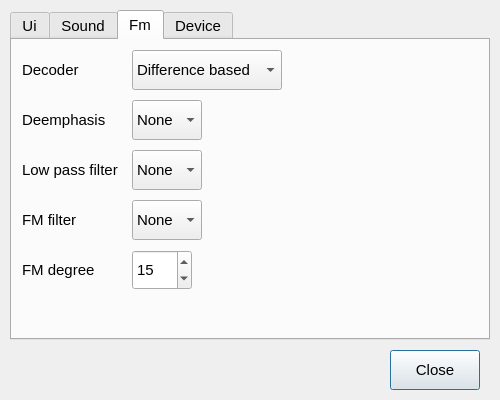
Before: the Qt Designer form settings.ui in marcogrecopriolo/guglielmo, drawn with Qt 5.
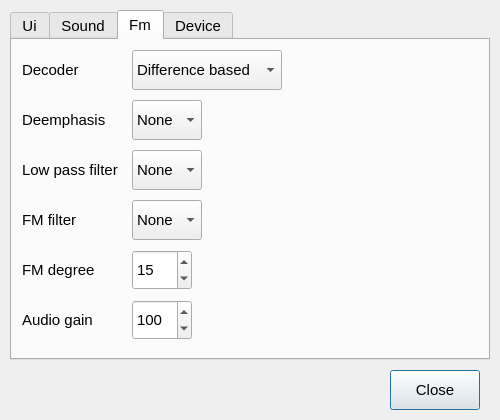
After: the same form once the commit is applied. The open tabs and pages were chosen to show the change.

```diff
--- a/settings.ui
+++ b/settings.ui
@@ -10,7 +10,7 @@
     <x>0</x>
     <y>0</y>
     <width>500</width>
-    <height>400</height>
+    <height>420</height>
    </rect>
   </property>
   <property name="font">
@@ -27,7 +27,7 @@
      <x>10</x>
      <y>10</y>
      <width>480</width>
-     <height>330</height>
+     <height>350</height>
     </rect>
    </property>
    <property name="currentIndex">
@@ -505,6 +505,48 @@
       <number>15</number>
      </property>
     </widget>
+    <widget class="QLabel" name="fmAudioGainLabel">
+     <property name="geometry">
+      <rect>
+       <x>10</x>
+       <y>260</y>
+       <width>100</width>
+       <height>40</height>
+      </rect>
+     </property>
+     <property name="font">
+      <font>
+       <pointsize>11</pointsize>
+      </font>
+     </property>
+     <property name="text">
+      <string>Audio gain</string>
+     </property>
+    </widget>
+    <widget class="QSpinBox" name="fmAudioGainSpinBox">
+     <property name="geometry">
+      <rect>
+       <x>120</x>
+       <y>260</y>
+       <width>60</width>
+       <height>40</height>
+      </rect>
+     </property>
+     <property name="font">
+      <font>
+       <pointsize>11</pointsize>
+      </font>
+     </property>
+     <property name="minimum">
+      <number>1</number>
+     </property>
+     <property name="maximum">
+      <number>200</number>
+     </property>
+     <property name="value">
+      <number>100</number>
+     </property>
+    </widget>
    </widget>
    <widget class="QWidget" name="deviceTab">
     <attribute name="title">
@@ -646,7 +688,7 @@
    <property name="geometry">
     <rect>
      <x>390</x>
-     <y>350</y>
+     <y>370</y>
      <width>90</width>
      <height>40</height>
     </rect>
```
Left out of the diff: 2 changed lines with no effect on the pictures.
